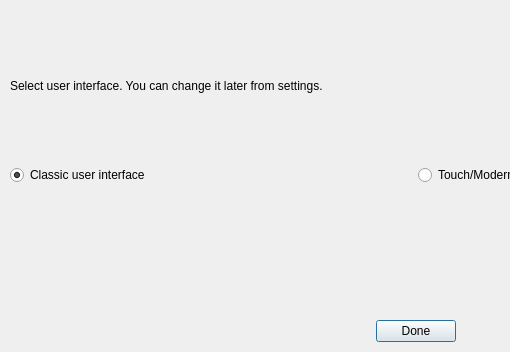
Before: the Qt Designer form desktop/uiselectordialog.ui in sialan-labs/kaqaz, drawn with Qt 5; both pictures show x 0 to 510 and y 0 to 352 of the 831 by 352 pixel window.
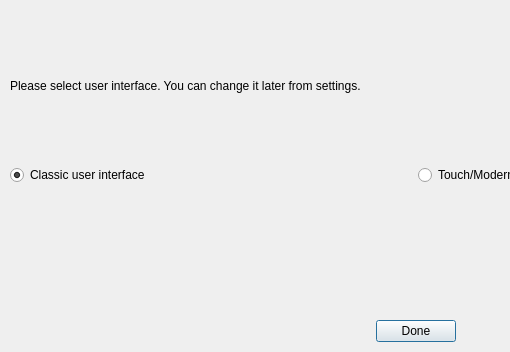
After: the same form once the commit is applied. Icons and pictures are not drawn.

The edit to the form file:
```diff
--- a/desktop/uiselectordialog.ui
+++ b/desktop/uiselectordialog.ui
@@ -32,7 +32,7 @@
    <item>
     <widget class="QLabel" name="label">
      <property name="text">
-      <string>Select user interface. You can change it later from settings.</string>
+      <string>Please select user interface. You can change it later from settings.</string>
      </property>
     </widget>
    </item>
```
